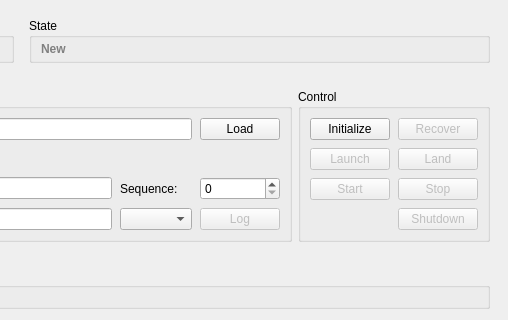
The window that cxx/controllers/Vintage/euRun.ui (constellation-daq/Constellation) describes before a commit, drawn with Qt 5; both pictures show x 525 to 1033 and y 0 to 320 of the 1033 by 659 pixel window.
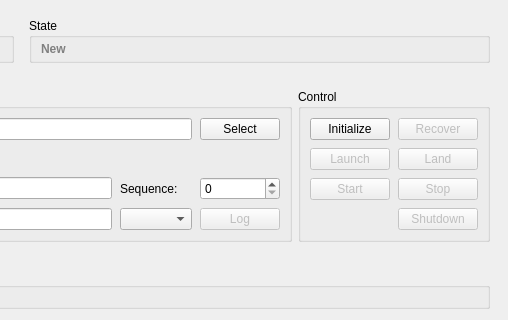
The same window after the commit. Icons and pictures are not drawn.

Commit message: euRun: reparse config also for context menu

Diff of the .ui file:
```diff
--- a/cxx/controllers/Vintage/euRun.ui
+++ b/cxx/controllers/Vintage/euRun.ui
@@ -241,7 +241,7 @@
           <item row="0" column="4">
            <widget class="QPushButton" name="btnLoadConf">
             <property name="text">
-             <string>Load</string>
+             <string>Select</string>
             </property>
            </widget>
           </item>
```
The commit also changes 2 other files.
